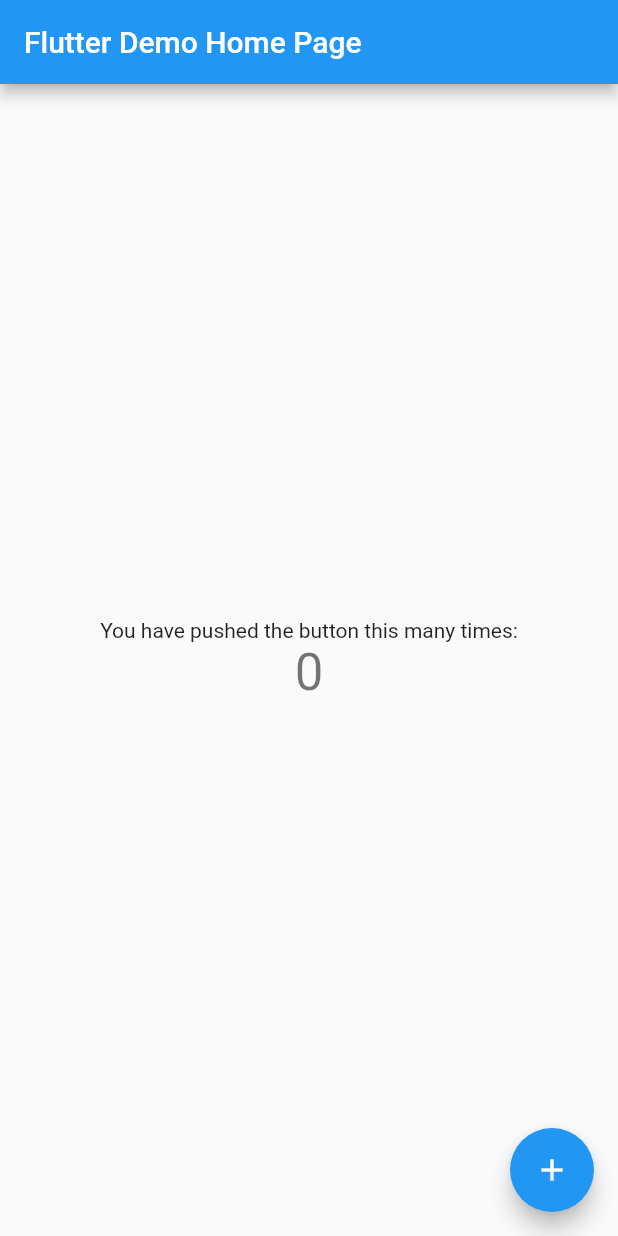
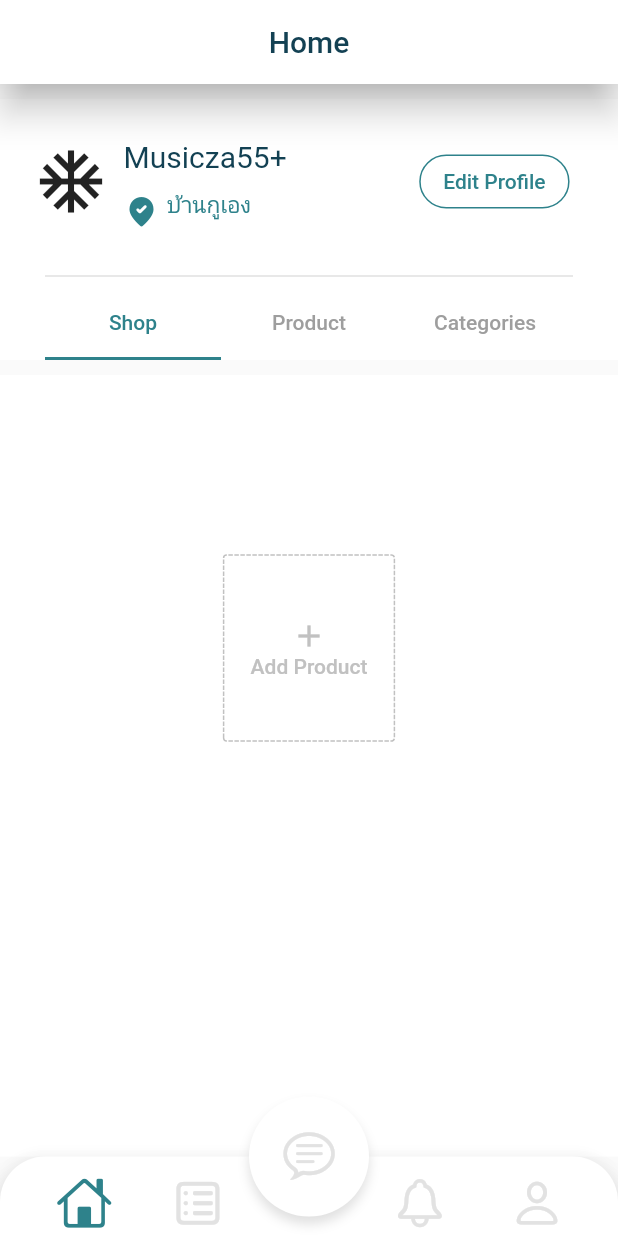
Before and after one commit to Sjanejira/kaiya, a Flutter app: the screen it shows after launch, on a phone screen of 412 x 824 dp. Run offline on Flutter 3.47's test engine with Material 2 defaults, Android fonts, the phone set to English and light mode, and no system bars; drawn by our look-alikes of dotted_border.

Commit message:
Implement UI Phar_welcome

```diff
--- a/lib/main.dart
+++ b/lib/main.dart
@@ -1,117 +1,16 @@
 import 'package:flutter/material.dart';
+import 'package:kaiya/phar_first_page.dart';
 
 void main() {
-  runApp(MyApp());
+  runApp(Kaiya());
 }
 
-class MyApp extends StatelessWidget {
-  // This widget is the root of your application.
+class Kaiya extends StatelessWidget {
   @override
   Widget build(BuildContext context) {
     return MaterialApp(
-      title: 'Flutter Demo',
-      theme: ThemeData(
-        // This is the theme of your application.
-        //
-        // Try running your application with "flutter run". You'll see the
-        // application has a blue toolbar. Then, without quitting the app, try
-        // changing the primarySwatch below to Colors.green and then invoke
-        // "hot reload" (press "r" in the console where you ran "flutter run",
-        // or simply save your changes to "hot reload" in a Flutter IDE).
-        // Notice that the counter didn't reset back to zero; the application
-        // is not restarted.
-        primarySwatch: Colors.blue,
-        // This makes the visual density adapt to the platform that you run
-        // the app on. For desktop platforms, the controls will be smaller and
-        // closer together (more dense) than on mobile platforms.
-        visualDensity: VisualDensity.adaptivePlatformDensity,
-      ),
-      home: MyHomePage(title: 'Flutter Demo Home Page'),
+      initialRoute: PharWelcome.id,
+      routes: {PharWelcome.id: (context) => PharWelcome()},
     );
   }
 }
-
-class MyHomePage extends StatefulWidget {
-  MyHomePage({Key key, this.title}) : super(key: key);
-
-  // This widget is the home page of your application. It is stateful, meaning
-  // that it has a State object (defined below) that contains fields that affect
-  // how it looks.
-
-  // This class is the configuration for the state. It holds the values (in this
-  // case the title) provided by the parent (in this case the App widget) and
-  // used by the build method of the State. Fields in a Widget subclass are
-  // always marked "final".
-
-  final String title;
-
-  @override
-  _MyHomePageState createState() => _MyHomePageState();
-}
-
-class _MyHomePageState extends State<MyHomePage> {
-  int _counter = 0;
-
-  void _incrementCounter() {
-    setState(() {
-      // This call to setState tells the Flutter framework that something has
-      // changed in this State, which causes it to rerun the build method below
-      // so that the display can reflect the updated values. If we changed
-      // _counter without calling setState(), then the build method would not be
-      // called again, and so nothing would appear to happen.
-      _counter++;
-    });
-  }
-
-  @override
-  Widget build(BuildContext context) {
-    // This method is rerun every time setState is called, for instance as done
-    // by the _incrementCounter method above.
-    //
-    // The Flutter framework has been optimized to make rerunning build methods
-    // fast, so that you can just rebuild anything that needs updating rather
-    // than having to individually change instances of widgets.
-    return Scaffold(
-      appBar: AppBar(
-        // Here we take the value from the MyHomePage object that was created by
-        // the App.build method, and use it to set our appbar title.
-        title: Text(widget.title),
-      ),
-      body: Center(
-        // Center is a layout widget. It takes a single child and positions it
-        // in the middle of the parent.
-        child: Column(
-          // Column is also a layout widget. It takes a list of children and
-          // arranges them vertically. By default, it sizes itself to fit its
-          // children horizontally, and tries to be as tall as its parent.
-          //
-          // Invoke "debug painting" (press "p" in the console, choose the
-          // "Toggle Debug Paint" action from the Flutter Inspector in Android
-          // Studio, or the "Toggle Debug Paint" command in Visual Studio Code)
-          // to see the wireframe for each widget.
-          //
-          // Column has various properties to control how it sizes itself and
-          // how it positions its children. Here we use mainAxisAlignment to
-          // center the children vertically; the main axis here is the vertical
-          // axis because Columns are vertical (the cross axis would be
-          // horizontal).
-          mainAxisAlignment: MainAxisAlignment.center,
-          children: <Widget>[
-            Text(
-              'You have pushed the button this many times:',
-            ),
-            Text(
-              '$_counter',
-              style: Theme.of(context).textTheme.headline4,
-            ),
-          ],
-        ),
-      ),
-      floatingActionButton: FloatingActionButton(
-        onPressed: _incrementCounter,
-        tooltip: 'Increment',
-        child: Icon(Icons.add),
-      ), // This trailing comma makes auto-formatting nicer for build methods.
-    );
-  }
-}
--- /dev/null
+++ b/lib/phar_first_page.dart
@@ -0,0 +1,390 @@
+import 'package:flutter/cupertino.dart';
+import 'package:flutter/material.dart';
+import 'package:dotted_border/dotted_border.dart';
+
+class PharWelcome extends StatefulWidget {
+  static const String id = 'welcome_screen';
+
+  @override
+  _PharWelcome createState() => _PharWelcome();
+}
+
+class _PharWelcome extends State<PharWelcome> with TickerProviderStateMixin {
+  TabController _tabController;
+
+  @override
+  void initState() {
+    _tabController = TabController(length: 3, vsync: this);
+    super.initState();
+  }
+
+  @override
+  void dispose() {
+    _tabController.dispose();
+    super.dispose();
+  }
+
+  @override
+  Widget build(BuildContext context) {
+    return Scaffold(
+      appBar: AppBar(
+        title: const Text(
+          'Home',
+          style: TextStyle(color: Color.fromRGBO(19, 65, 83, 1.0)),
+        ),
+        backgroundColor: Colors.white,
+        centerTitle: true,
+        elevation: 10.0,
+      ),
+      body: Container(
+        child: Column(
+          children: <Widget>[
+            Container(
+              padding: EdgeInsets.symmetric(vertical: 20.0),
+              margin: EdgeInsets.only(top: 10.0),
+              color: Colors.white,
+              child: Row(
+                children: <Widget>[
+                  Flexible(
+                    flex: 1,
+                    child: Container(
+                      alignment: Alignment.centerRight,
+                      height: 50.0,
+                      margin: EdgeInsets.all(10.0),
+                      child: Icon(
+                        Icons.ac_unit_sharp,
+                        size: 50.0,
+                      ),
+                    ),
+                  ),
+                  Flexible(
+                    flex: 2,
+                    child: Column(
+                      children: <Widget>[
+                        Container(
+                          height: 30.0,
+                          child: Text(
+                            "Musicza55+",
+                            style: TextStyle(
+                              fontSize: 20.0,
+                              color: Color.fromRGBO(19, 65, 83, 1.0),
+                            ),
+                          ),
+                          alignment: Alignment.bottomLeft,
+                        ),
+                        Row(
+                          children: <Widget>[
+                            Container(
+                              child: Icon(
+                                Icons.where_to_vote_rounded,
+                                color: Color.fromRGBO(46, 130, 139, 1.0),
+                              ),
+                              margin: EdgeInsets.fromLTRB(0, 10.0, 5.0, 0),
+                            ),
+                            Container(
+                              child: Text(
+                                "บ้านกูเอง",
+                                style: TextStyle(
+                                  fontSize: 15.0,
+                                  color: Color.fromRGBO(46, 130, 139, 1.0),
+                                ),
+                              ),
+                              margin: EdgeInsets.fromLTRB(0, 10.0, 5.0, 0),
+                              alignment: Alignment.topLeft,
+                              height: 30.0,
+                            )
+                          ],
+                        ),
+                      ],
+                    ),
+                  ),
+                  Flexible(
+                    flex: 2,
+                    child: Container(
+                      alignment: Alignment.center,
+                      child: OutlineButton(
+                        onPressed: () {},
+                        textColor: Color.fromRGBO(46, 130, 139, 1.0),
+                        child: Text("Edit Profile"),
+                        borderSide: BorderSide(
+                          color: Color.fromRGBO(46, 130, 139, 1.0),
+                        ),
+                        shape: RoundedRectangleBorder(
+                          borderRadius: BorderRadius.circular(18.0),
+                        ),
+                      ),
+                    ),
+                  ),
+                ],
+              ),
+            ),
+            Container(
+              color: Colors.white,
+              padding: EdgeInsets.symmetric(horizontal: 30.0),
+              child: Divider(
+                thickness: 1,
+              ),
+            ),
+            Container(
+              color: Colors.white,
+              padding: EdgeInsets.symmetric(horizontal: 30.0),
+              child: TabBar(
+                controller: _tabController,
+                indicatorColor: Color.fromRGBO(46, 130, 139, 1.0),
+                labelColor: Color.fromRGBO(46, 130, 139, 1.0),
+                unselectedLabelColor: Colors.grey,
+                tabs: <Tab>[
+                  Tab(text: "Shop"),
+                  Tab(text: "Product"),
+                  Tab(text: "Categories"),
+                ],
+              ),
+            ),
+            Expanded(
+              child: TabBarView(
+                controller: _tabController,
+                children: [
+                  Container(
+                    margin: EdgeInsets.only(top: 10.0),
+                    padding: EdgeInsets.only(top: 120.0),
+                    color: Colors.white,
+                    alignment: Alignment.center,
+                    child: Column(
+                      mainAxisAlignment: MainAxisAlignment.spaceBetween,
+                      children: [
+                        ButtonTheme(
+                          buttonColor: Colors.white,
+                          minWidth: 100.0,
+                          height: 120.0,
+                          child: DottedBorder(
+                            color: Color.fromRGBO(193, 193, 193, 1.0),
+                            borderType: BorderType.RRect,
+                            radius: Radius.circular(2.0),
+                            child: RaisedButton(
+                              elevation: 0.0,
+                              onPressed: () {},
+                              child: Column(
+                                mainAxisAlignment: MainAxisAlignment.center,
+                                children: [
+                                  Icon(
+                                    Icons.add,
+                                    color: Color.fromRGBO(193, 193, 193, 1.0),
+                                  ),
+                                  Text(
+                                    "Add Product",
+                                    style: TextStyle(
+                                      color: Color.fromRGBO(193, 193, 193, 1.0),
+                                    ),
+                                    textAlign: TextAlign.end,
+                                  ),
+                                ],
+                              ),
+                            ),
+                          ),
+                        ),
+                      ],
+                    ),
+                  ),
+                  Container(
+                    margin: EdgeInsets.only(top: 10.0),
+                    padding: EdgeInsets.only(top: 120.0),
+                    color: Colors.white,
+                    alignment: Alignment.center,
+                    child: Column(
+                      mainAxisAlignment: MainAxisAlignment.spaceBetween,
+                      children: [
+                        ButtonTheme(
+                          buttonColor: Colors.white,
+                          minWidth: 100.0,
+                          height: 120.0,
+                          child: DottedBorder(
+                            color: Color.fromRGBO(193, 193, 193, 1.0),
+                            borderType: BorderType.RRect,
+                            radius: Radius.circular(2.0),
+                            child: RaisedButton(
+                              elevation: 0.0,
+                              onPressed: () {},
+                              child: Column(
+                                mainAxisAlignment: MainAxisAlignment.center,
+                                children: [
+                                  Icon(
+                                    Icons.add,
+                                    color: Color.fromRGBO(193, 193, 193, 1.0),
+                                  ),
+                                  Text(
+                                    "Add Product",
+                                    style: TextStyle(
+                                      color: Color.fromRGBO(193, 193, 193, 1.0),
+                                    ),
+                                    textAlign: TextAlign.end,
+                                  ),
+                                ],
+                              ),
+                            ),
+                          ),
+                        ),
+                      ],
+                    ),
+                  ),
+                  Container(
+                    margin: EdgeInsets.only(top: 10.0),
+                    padding: EdgeInsets.only(top: 120.0),
+                    color: Colors.white,
+                    alignment: Alignment.center,
+                    child: Column(
+                      mainAxisAlignment: MainAxisAlignment.spaceBetween,
+                      children: [
+                        ButtonTheme(
+                          buttonColor: Colors.white,
+                          minWidth: 100.0,
+                          height: 120.0,
+                          child: DottedBorder(
+                            color: Color.fromRGBO(193, 193, 193, 1.0),
+                            borderType: BorderType.RRect,
+                            radius: Radius.circular(2.0),
+                            child: RaisedButton(
+                              elevation: 0.0,
+                              onPressed: () {},
+                              child: Column(
+                                mainAxisAlignment: MainAxisAlignment.center,
+                                children: [
+                                  Icon(
+                                    Icons.add,
+                                    color: Color.fromRGBO(193, 193, 193, 1.0),
+                                  ),
+                                  Text(
+                                    "Add Product",
+                                    style: TextStyle(
+                                      color: Color.fromRGBO(193, 193, 193, 1.0),
+                                    ),
+                                    textAlign: TextAlign.end,
+                                  ),
+                                ],
+                              ),
+                            ),
+                          ),
+                        ),
+                      ],
+                    ),
+                  ),
+                ],
+              ),
+            )
+          ],
+        ),
+      ),
+      bottomNavigationBar: BottomAppBar(
+        elevation: 10,
+        notchMargin: 5,
+        shape: AutomaticNotchedShape(
+          RoundedRectangleBorder(
+            borderRadius: BorderRadius.only(
+              topLeft: Radius.circular(30),
+              topRight: Radius.circular(30),
+            ),
+          ),
+        ),
+        clipBehavior: Clip.antiAlias,
+        color: Colors.white,
+        child: Row(
+          mainAxisSize: MainAxisSize.max,
+          mainAxisAlignment: MainAxisAlignment.spaceBetween,
+          children: <Widget>[
+            Row(
+              children: [
+                Container(
+                  margin: EdgeInsets.only(
+                    left: 30.0,
+                    top: 5.0,
+                  ),
+                  child: IconButton(
+                    color: Color.fromRGBO(46, 130, 139, 1.0),
+                    icon: Icon(
+                      CupertinoIcons.home,
+                      size: 37.0,
+                    ),
+                    onPressed: () {},
+                  ),
+                ),
+                Container(
+                  margin: EdgeInsets.only(
+                    left: 30.0,
+                    top: 5.0,
+                  ),
+                  child: IconButton(
+                    color: Color.fromRGBO(226, 226, 226, 1.0),
+                    icon: Icon(
+                      CupertinoIcons.square_list,
+                      size: 37.0,
+                    ),
+                    onPressed: () {},
+                  ),
+                ),
+              ],
+            ),
+            Row(
+              children: [
+                Container(
+                  margin: EdgeInsets.only(
+                    right: 30.0,
+                    top: 5.0,
+                  ),
+                  child: IconButton(
+                    color: Color.fromRGBO(226, 226, 226, 1.0),
+                    icon: Icon(
+                      CupertinoIcons.bell,
+                      size: 37.0,
+                    ),
+                    onPressed: () {},
+                  ),
+                ),
+                Container(
+                  margin: EdgeInsets.only(
+                    right: 30.0,
+                    top: 5.0,
+                  ),
+                  child: IconButton(
+                    color: Color.fromRGBO(226, 226, 226, 1.0),
+                    icon: Icon(
+                      CupertinoIcons.person,
+                      size: 37.0,
+                    ),
+                    onPressed: () {},
+                  ),
+                ),
+              ],
+            ),
+          ],
+        ),
+      ),
+      floatingActionButtonLocation: FloatingActionButtonLocation.centerDocked,
+      floatingActionButton: Container(
+        decoration: BoxDecoration(
+          boxShadow: [
+            BoxShadow(
+              color: Colors.grey[300],
+              offset: Offset(0.0, 5.0), //(x,y)
+              blurRadius: 6.0,
+            ),
+          ],
+          color: Colors.white,
+          borderRadius: BorderRadius.all(
+            Radius.circular(100),
+          ),
+        ),
+        width: 80.0,
+        height: 80.0,
+        child: RawMaterialButton(
+          shape: CircleBorder(),
+          elevation: 10.0,
+          child: Icon(
+            CupertinoIcons.chat_bubble_text,
+            size: 37.0,
+            color: Color.fromRGBO(226, 226, 226, 1.0),
+          ),
+          onPressed: () {},
+        ),
+      ),
+    );
+  }
+}
--- a/pubspec.yaml
+++ b/pubspec.yaml
@@ -31,6 +31,9 @@
   firebase_core: ^0.7.0
   firebase_auth: ^0.20.0+1
   cloud_firestore: ^0.16.0
+  dotted_border: ^1.0.7
+  convex_bottom_bar: ^2.6.0
+  persistent_bottom_nav_bar: any
 
 
 dev_dependencies:
```
Also changed, not shown: pubspec.lock.
